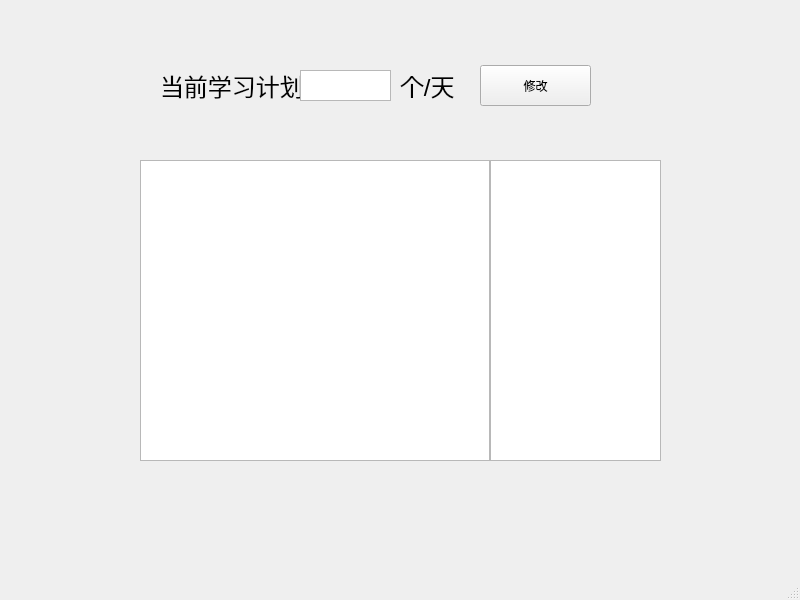
Before: the Qt Designer form StudyPlan/GUI/setting_gui.ui in THU-unknown-name/WordTutor, drawn with Qt 5.
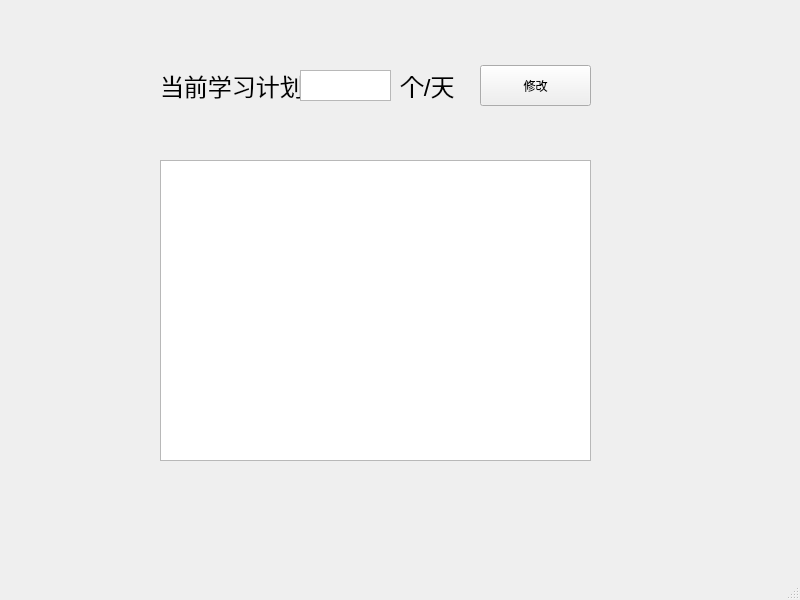
After: the same form once the commit is applied.

Commit message: remove status list (it cannot scroll simultaneously with word list)

The edit to the form file:
```diff
--- a/StudyPlan/GUI/setting_gui.ui
+++ b/StudyPlan/GUI/setting_gui.ui
@@ -73,25 +73,12 @@
      <string>修改</string>
     </property>
    </widget>
-   <widget class="Line" name="line">
-    <property name="geometry">
-     <rect>
-      <x>480</x>
-      <y>160</y>
-      <width>20</width>
-      <height>301</height>
-     </rect>
-    </property>
-    <property name="orientation">
-     <enum>Qt::Vertical</enum>
-    </property>
-   </widget>
    <widget class="QListWidget" name="listWidget">
     <property name="geometry">
      <rect>
-      <x>140</x>
+      <x>160</x>
       <y>160</y>
-      <width>350</width>
+      <width>431</width>
       <height>301</height>
      </rect>
     </property>
@@ -111,22 +98,6 @@
      <bool>true</bool>
     </property>
    </widget>
-   <widget class="QListWidget" name="listWidget_2">
-    <property name="geometry">
-     <rect>
-      <x>490</x>
-      <y>160</y>
-      <width>171</width>
-      <height>301</height>
-     </rect>
-    </property>
-    <property name="editTriggers">
-     <set>QAbstractItemView::NoEditTriggers</set>
-    </property>
-    <property name="wordWrap">
-     <bool>true</bool>
-    </property>
-   </widget>
   </widget>
   <widget class="QStatusBar" name="statusbar"/>
  </widget>
```
The commit also changes 2 other files.
